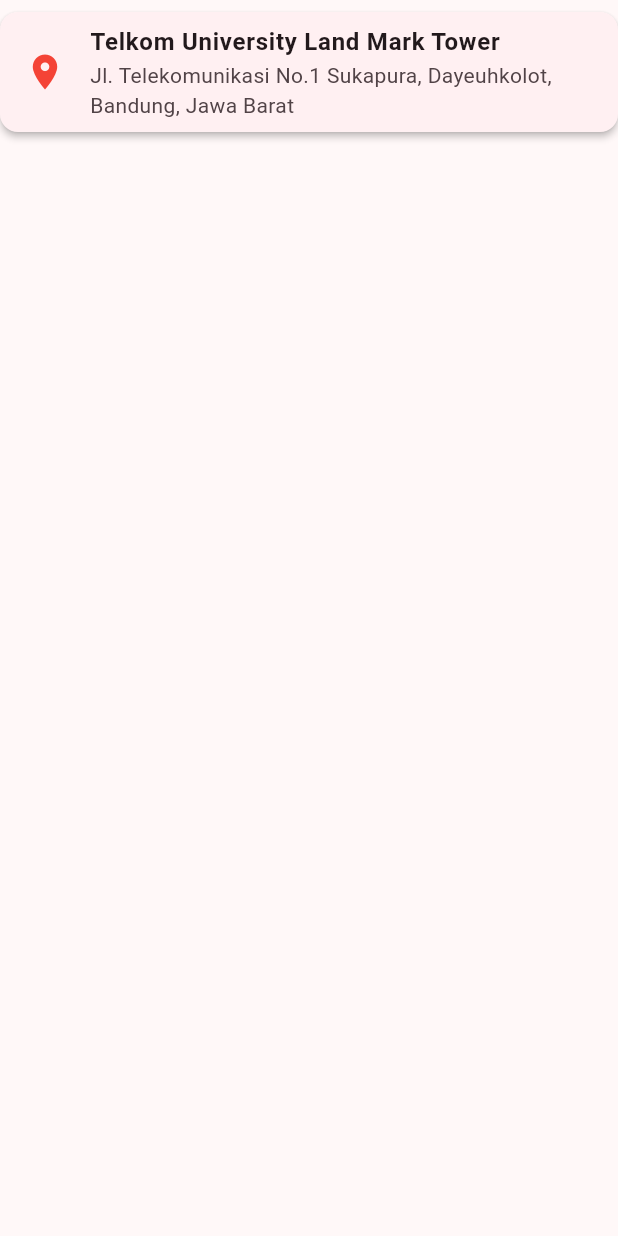
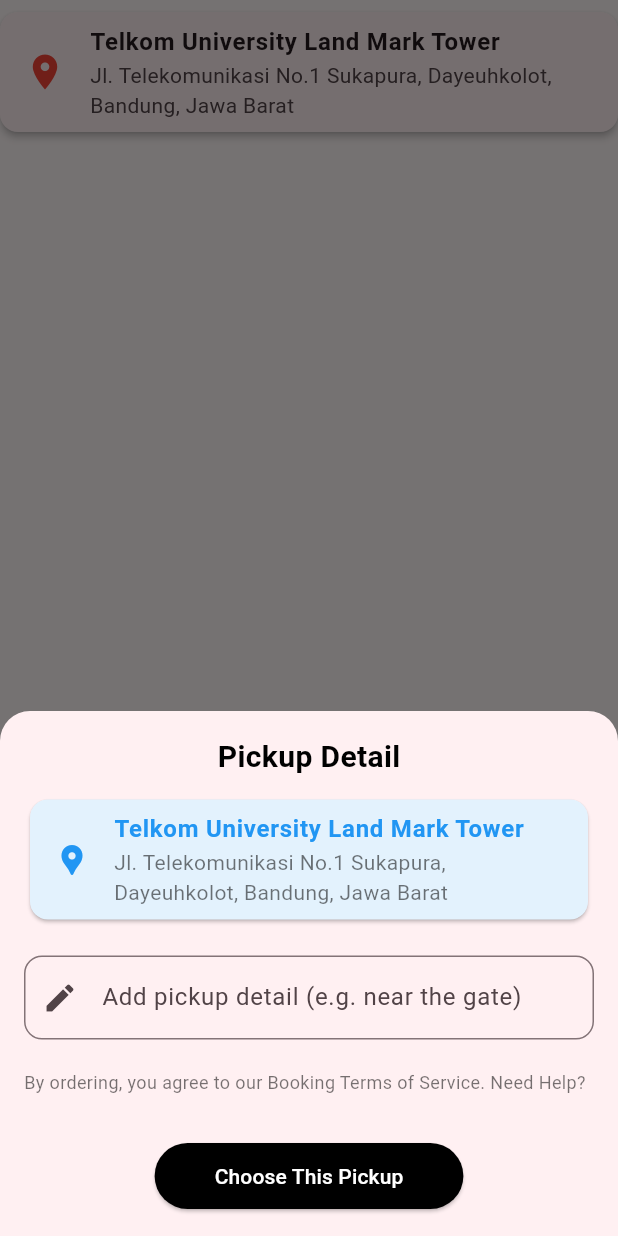
Before and after one commit to aryafrndk/AutoEase-StartUp, a Flutter app: the _LocationTile widget shown alone on an empty page, opened directly, after a tap on "Telkom University Land Mark Tower", on a phone screen of 412 x 824 dp. Run offline on Flutter 3.47's test engine with Material 3 defaults, Android fonts, the phone set to English and light mode, and no system bars.

Commit message:
update lib

```diff
--- a/lib/screens/location_selection_screen.dart
+++ b/lib/screens/location_selection_screen.dart
@@ -1,5 +1,6 @@
 import 'package:flutter/material.dart';
 import '../widgets/custom_bottom_navigation_bar.dart';
+import '../screens/pickup_detail_screen.dart';
 
 class LocationSelectionScreen extends StatefulWidget {
   const LocationSelectionScreen({super.key});
@@ -8,7 +9,7 @@
   _LocationSelectionScreen createState() => _LocationSelectionScreen();
 }
 
-class _LocationSelectionScreen extends State<LocationSelectionScreen>{
+class _LocationSelectionScreen extends State<LocationSelectionScreen> {
   int currentIndex = 0;
   @override
   Widget build(BuildContext context) {
@@ -124,7 +125,7 @@
         currentIndex: currentIndex,
         onTap: (index) {
           setState(() {
-            currentIndex = index;  // Update the selected index
+            currentIndex = index; // Update the selected index
           });
         },
       ),
@@ -161,7 +162,22 @@
         ),
         subtitle: Text(address),
         onTap: () {
-          // Handle tap on location
+          showModalBottomSheet(
+            context: context,
+            shape: const RoundedRectangleBorder(
+              borderRadius: BorderRadius.only(
+                topLeft: Radius.circular(20),
+                topRight: Radius.circular(20),
+              ),
+            ),
+            isScrollControlled: true,
+            builder: (context) {
+              return PickupDetailScreen(
+                title: title,
+                address: address,
+              );
+            },
+          );
         },
       ),
     );
--- /dev/null
+++ b/lib/screens/pickup_detail_screen.dart
@@ -0,0 +1,100 @@
+import 'package:flutter/material.dart';
+
+class PickupDetailScreen extends StatefulWidget {
+  final String title;
+  final String address;
+
+  const PickupDetailScreen({
+    super.key,
+    required this.title,
+    required this.address,
+  });
+
+  @override
+  _PickupDetailScreenState createState() => _PickupDetailScreenState();
+}
+
+class _PickupDetailScreenState extends State<PickupDetailScreen> {
+  @override
+  Widget build(BuildContext context) {
+    return Padding(
+      padding: MediaQuery.of(context).viewInsets, // Untuk keyboard overlap
+      child: Container(
+        padding: const EdgeInsets.all(16.0),
+        child: Column(
+          mainAxisSize: MainAxisSize.min,
+          crossAxisAlignment: CrossAxisAlignment.start,
+          children: [
+            // Pickup Info
+            Center(
+              child: const Text(
+                'Pickup Detail',
+                style: TextStyle(
+                  fontSize: 20, // Increased font size
+                  fontWeight: FontWeight.bold,
+                  color: Colors.black,
+                ),
+              ),
+            ),
+            const SizedBox(height: 10), // Spacing between title and Card
+            Card(
+              color: Colors.blue[50],
+              shape: RoundedRectangleBorder(
+                borderRadius: BorderRadius.circular(12.0),
+              ),
+              child: ListTile(
+                leading: const Icon(Icons.location_pin, color: Colors.blue),
+                title: Text(
+                  widget.title,
+                  style: const TextStyle(
+                    fontWeight: FontWeight.bold,
+                    color: Colors.blue,
+                  ),
+                ),
+                subtitle: Text(
+                  widget.address,
+                  style: const TextStyle(color: Colors.black54),
+                ),
+              ),
+            ),
+            const SizedBox(height: 20),
+            // Input Field for Pickup Details
+            TextField(
+              decoration: InputDecoration(
+                hintText: 'Add pickup detail (e.g. near the gate)',
+                prefixIcon: const Icon(Icons.edit),
+                border: OutlineInputBorder(
+                  borderRadius: BorderRadius.circular(12.0),
+                ),
+              ),
+            ),
+            const SizedBox(height: 20),
+            // Terms of Service
+            const Text(
+              'By ordering, you agree to our Booking Terms of Service. Need Help?',
+              style: TextStyle(fontSize: 12, color: Colors.black54),
+            ),
+            const SizedBox(height: 30),
+            // Choose Pickup Button
+            Center(
+              child: ElevatedButton(
+                onPressed: () {
+                  // Add functionality for choosing pickup
+                },
+                style: ElevatedButton.styleFrom(
+                  backgroundColor: Colors.black,
+                  padding: const EdgeInsets.symmetric(
+                      vertical: 12.0, horizontal: 40.0),
+                ),
+                child: const Text(
+                  'Choose This Pickup',
+                  style: TextStyle(color: Colors.white),
+                ),
+              ),
+            ),
+          ],
+        ),
+      ),
+    );
+  }
+}
--- a/lib/screens/service_screen.dart
+++ b/lib/screens/service_screen.dart
@@ -1,5 +1,6 @@
 import 'package:flutter/material.dart';
-import '../widgets/custom_bottom_navigation_bar.dart';  // Import CustomBottomNavigationBar
+import '../widgets/custom_bottom_navigation_bar.dart';
+import '../screens/location_selection_screen.dart';
 
 class ServiceScreen extends StatefulWidget {
   const ServiceScreen({super.key});
@@ -11,7 +12,7 @@
 class _ServiceScreenState extends State<ServiceScreen> {
   // Track the selected service
   String? selectedService;
-  int currentIndex = 0;  // Track the current index for the BottomNavigationBar
+  int currentIndex = 0; // Track the current index for the BottomNavigationBar
 
   @override
   Widget build(BuildContext context) {
@@ -91,12 +92,28 @@
               ),
             ),
             const SizedBox(height: 10),
+            const SizedBox(height: 10),
             Container(
               width: double.infinity,
               margin: const EdgeInsets.only(bottom: 20),
               child: ElevatedButton(
                 onPressed: () {
-                  // Continue button action
+                  // Check if a service is selected
+                  if (selectedService != null) {
+                    // Navigate to LocationSelectionScreen
+                    Navigator.push(
+                      context,
+                      MaterialPageRoute(
+                        builder: (context) => const LocationSelectionScreen(),
+                      ),
+                    );
+                  } else {
+                    // Show an alert if no service is selected
+                    ScaffoldMessenger.of(context).showSnackBar(
+                      const SnackBar(
+                          content: Text('Please select a service first')),
+                    );
+                  }
                 },
                 style: ElevatedButton.styleFrom(
                   backgroundColor: const Color(0xFFE9EDF2),
@@ -122,7 +139,7 @@
         currentIndex: currentIndex,
         onTap: (index) {
           setState(() {
-            currentIndex = index;  // Update the selected index
+            currentIndex = index; // Update the selected index
           });
         },
       ),
```
